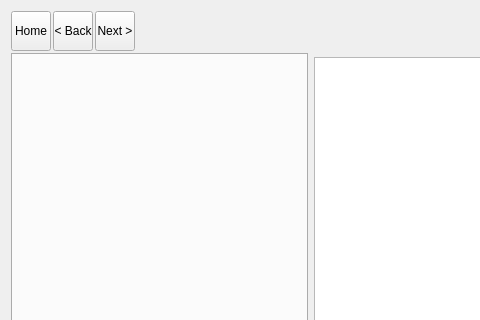
First picture: the form in resources/dialog.ui, repository shotgunsoftware/tk-multi-loader2, before the edit; both pictures show x 0 to 480 and y 0 to 320 of the 1226 by 766 pixel window.
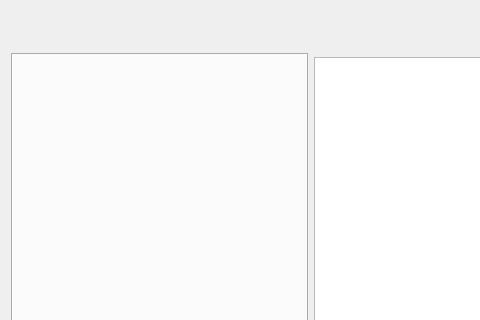
Second picture: the form after the edit. Icons and pictures are not drawn.

The edit to the form file:
```diff
--- a/resources/dialog.ui
+++ b/resources/dialog.ui
@@ -38,12 +38,23 @@
          <property name="toolTip">
           <string>Clicking the &lt;i&gt;home button&lt;/i&gt; will take you to the location that best matches your current work area.</string>
          </property>
-         <property name="text">
-          <string>Home</string>
-         </property>
-         <property name="icon">
-          <iconset resource="resources.qrc">
-           <normaloff>:/res/home.png</normaloff>:/res/home.png</iconset>
+         <property name="styleSheet">
+          <string notr="true">QToolButton{
+   border: none;
+   background-color: none;
+   background-repeat: no-repeat;
+   background-position: center center;
+   background-image: url(:/res/home.png);
+}
+
+QToolButton:hover{
+background-image: url(:/res/home_hover.png);
+}
+
+QToolButton:Pressed {
+background-image: url(:/res/home_pressed.png);
+}
+</string>
          </property>
         </widget>
        </item>
@@ -64,12 +75,27 @@
          <property name="toolTip">
           <string>&lt;i&gt;Go back&lt;/i&gt; in the folder history.</string>
          </property>
-         <property name="text">
-          <string>&lt; Back</string>
-         </property>
-         <property name="icon">
-          <iconset resource="resources.qrc">
-           <normaloff>:/res/arrow_back.png</normaloff>:/res/arrow_back.png</iconset>
+         <property name="styleSheet">
+          <string notr="true">QToolButton{
+   border: none;
+   background-color: none;
+   background-repeat: no-repeat;
+   background-position: center center;
+   background-image: url(:/res/left_arrow.png);
+}
+
+QToolButton:disabled{
+   background-image: url(:/res/left_arrow_disabled.png);
+}
+
+QToolButton:hover{
+background-image: url(:/res/left_arrow_hover.png);
+}
+
+QToolButton:Pressed {
+background-image: url(:/res/left_arrow_pressed.png);
+}
+</string>
          </property>
         </widget>
        </item>
@@ -90,12 +116,28 @@
          <property name="toolTip">
           <string>&lt;i&gt;Go forward&lt;/i&gt; in the folder history.</string>
          </property>
-         <property name="text">
-          <string>Next &gt;</string>
-         </property>
-         <property name="icon">
-          <iconset resource="resources.qrc">
-           <normaloff>:/res/arrow_forward.png</normaloff>:/res/arrow_forward.png</iconset>
+         <property name="styleSheet">
+          <string notr="true">QToolButton{
+   border: none;
+   background-color: none;
+   background-repeat: no-repeat;
+   background-position: center center;
+   background-image: url(:/res/right_arrow.png);
+}
+
+QToolButton:disabled{
+   background-image: url(:/res/right_arrow_disabled.png);
+}
+
+
+QToolButton:hover{
+background-image: url(:/res/right_arrow_hover.png);
+}
+
+QToolButton:Pressed {
+background-image: url(:/res/right_arrow_pressed.png);
+}
+</string>
          </property>
         </widget>
        </item>
```
Left out of the diff: 17 changed lines with no effect on the pictures.
